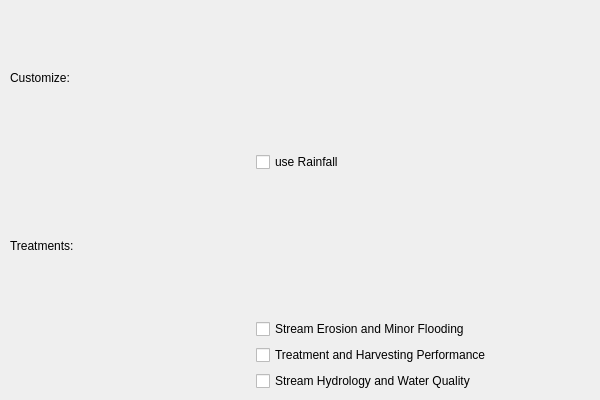
First picture: the form in src/libdynamind-gui/wizard/stormwaterpage.ui, repository iut-ibk/P8-WSC-GUI, before the edit.
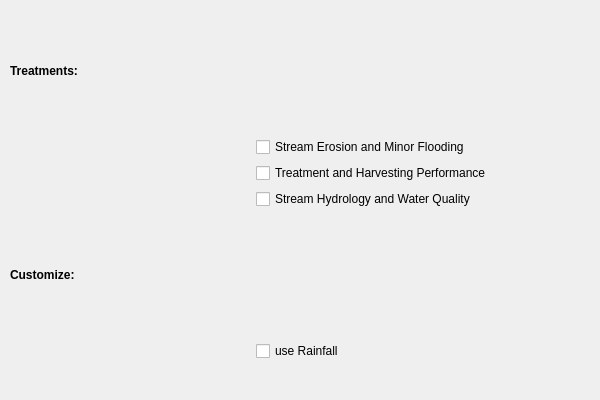
Second picture: the form after the edit. Icons and pictures are not drawn.

What changed in the file:
```diff
--- a/src/libdynamind-gui/wizard/stormwaterpage.ui
+++ b/src/libdynamind-gui/wizard/stormwaterpage.ui
@@ -19,12 +19,25 @@
      <x>10</x>
      <y>10</y>
      <width>581</width>
-     <height>381</height>
+     <height>351</height>
     </rect>
    </property>
    <layout class="QGridLayout" name="gridLayout">
+    <item row="7" column="1">
+     <widget class="QCheckBox" name="chbRain">
+      <property name="text">
+       <string>use Rainfall</string>
+      </property>
+     </widget>
+    </item>
     <item row="2" column="0">
      <widget class="QLabel" name="label_2">
+      <property name="font">
+       <font>
+        <weight>75</weight>
+        <bold>true</bold>
+       </font>
+      </property>
       <property name="text">
        <string>Treatments:</string>
       </property>
@@ -44,13 +57,6 @@
       </property>
      </widget>
     </item>
-    <item row="1" column="1">
-     <widget class="QCheckBox" name="chbRain">
-      <property name="text">
-       <string>use Rainfall</string>
-      </property>
-     </widget>
-    </item>
     <item row="3" column="1">
      <widget class="QCheckBox" name="chbSEI">
       <property name="text">
@@ -58,13 +64,6 @@
       </property>
      </widget>
     </item>
-    <item row="0" column="0">
-     <widget class="QLabel" name="label">
-      <property name="text">
-       <string>Customize:</string>
-      </property>
-     </widget>
-    </item>
     <item row="3" column="2">
      <widget class="QLabel" name="label_3">
       <property name="maximumSize">
@@ -122,6 +121,19 @@
       </property>
      </widget>
     </item>
+    <item row="6" column="0">
+     <widget class="QLabel" name="label">
+      <property name="font">
+       <font>
+        <weight>75</weight>
+        <bold>true</bold>
+       </font>
+      </property>
+      <property name="text">
+       <string>Customize:</string>
+      </property>
+     </widget>
+    </item>
    </layout>
   </widget>
  </widget>
```
